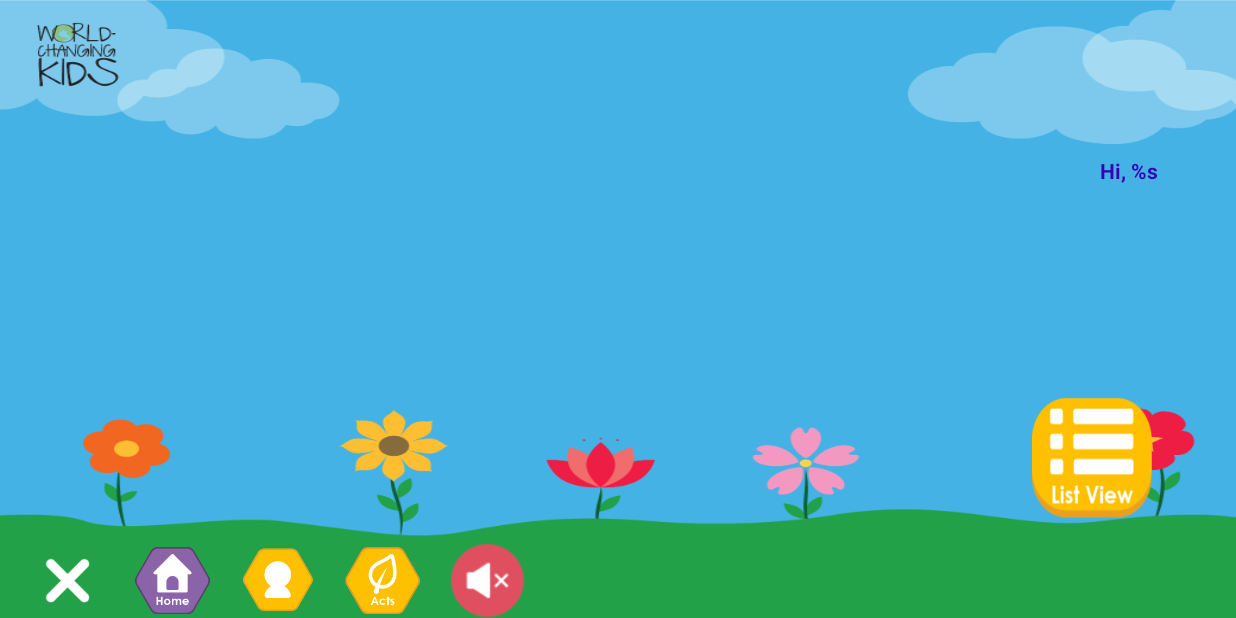
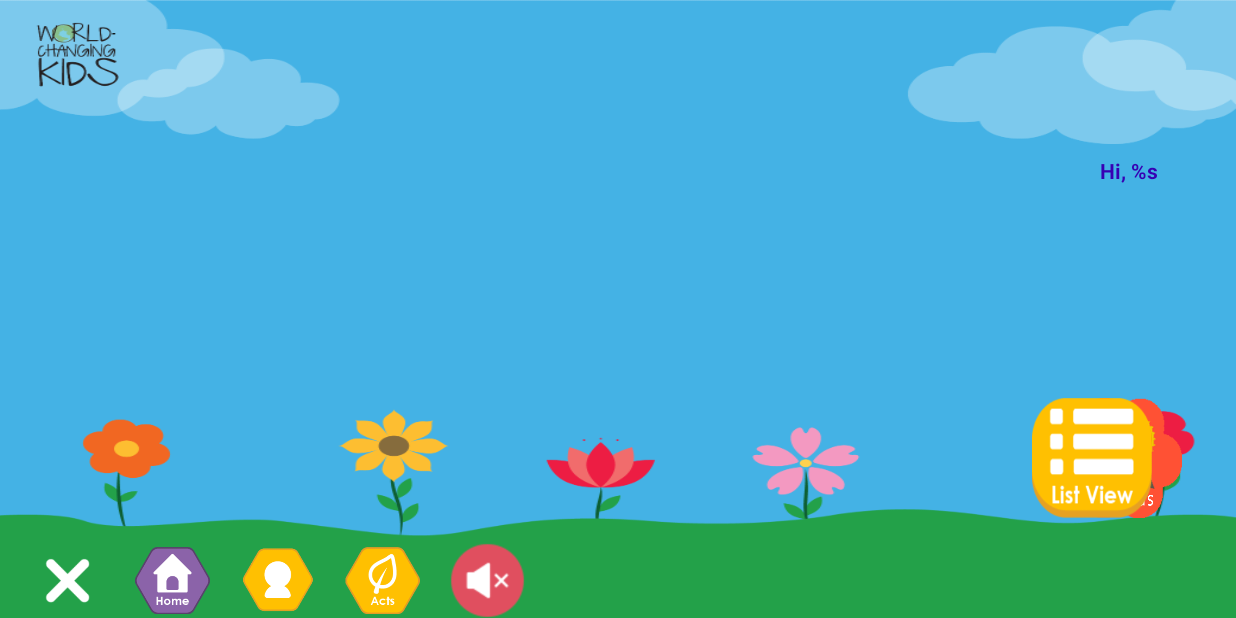
Before and after one commit to dotun73/worldchangingkids-android-master, an Android app: the ActsOfKindnessListFragment screen opened through its navigation route, on a phone screen of 824 x 412 dp (held sideways). Run offline under Robolectric (Android 15) with nearby library versions, the phone set to English and light mode, and no system bars; our stand-ins replace Firebase (no records; nobody signed in at launch, a user with empty details on screens opened directly); 9 statements that could not run were skipped.

Commit message:
fixed the reward button

```diff
--- a/app/src/main/res/layout/fragment_acts_of_kindness_list.xml
+++ b/app/src/main/res/layout/fragment_acts_of_kindness_list.xml
@@ -19,8 +19,8 @@
         android:id="@+id/toggle_button_reward"
         android:layout_width="80dp"
         android:layout_height="80dp"
-        android:layout_marginStart="1188dp"
-        android:layout_marginLeft="1188dp"
+        android:layout_marginStart="700dp"
+        android:layout_marginLeft="0dp"
         android:layout_marginBottom="12dp"
         android:background="@drawable/virtual_reward_icon"
         android:checked="true"
```
